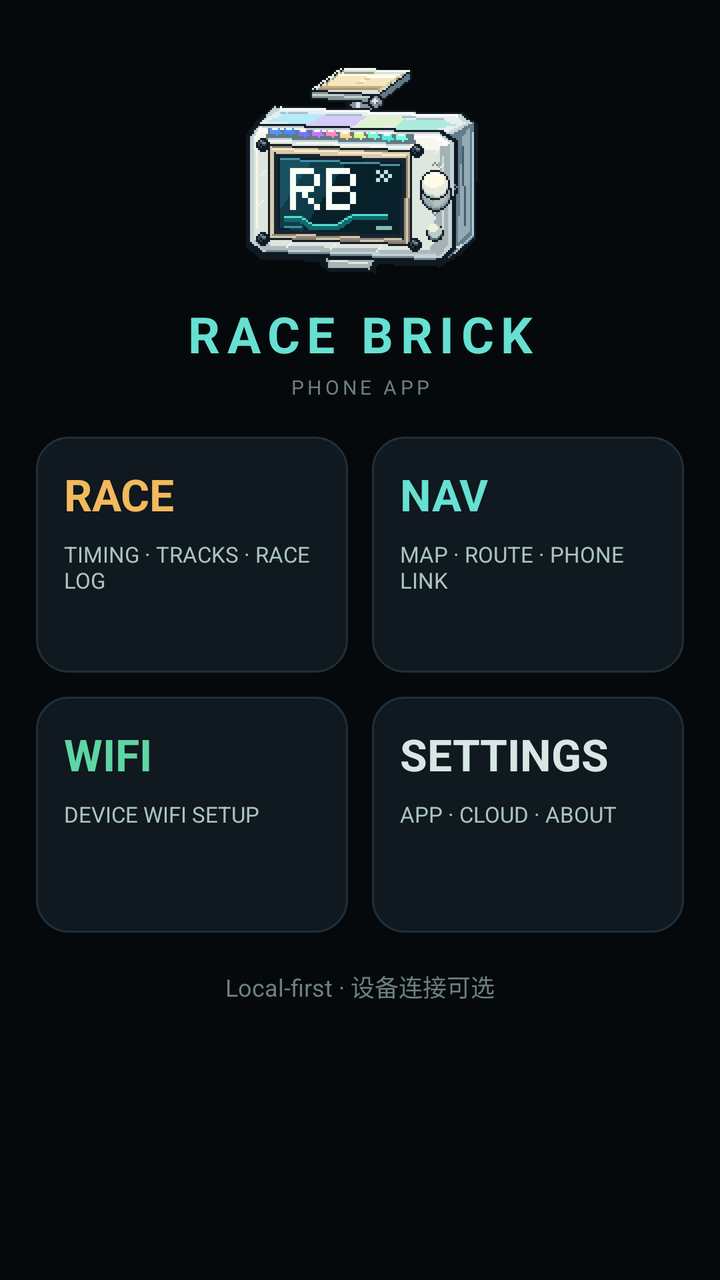
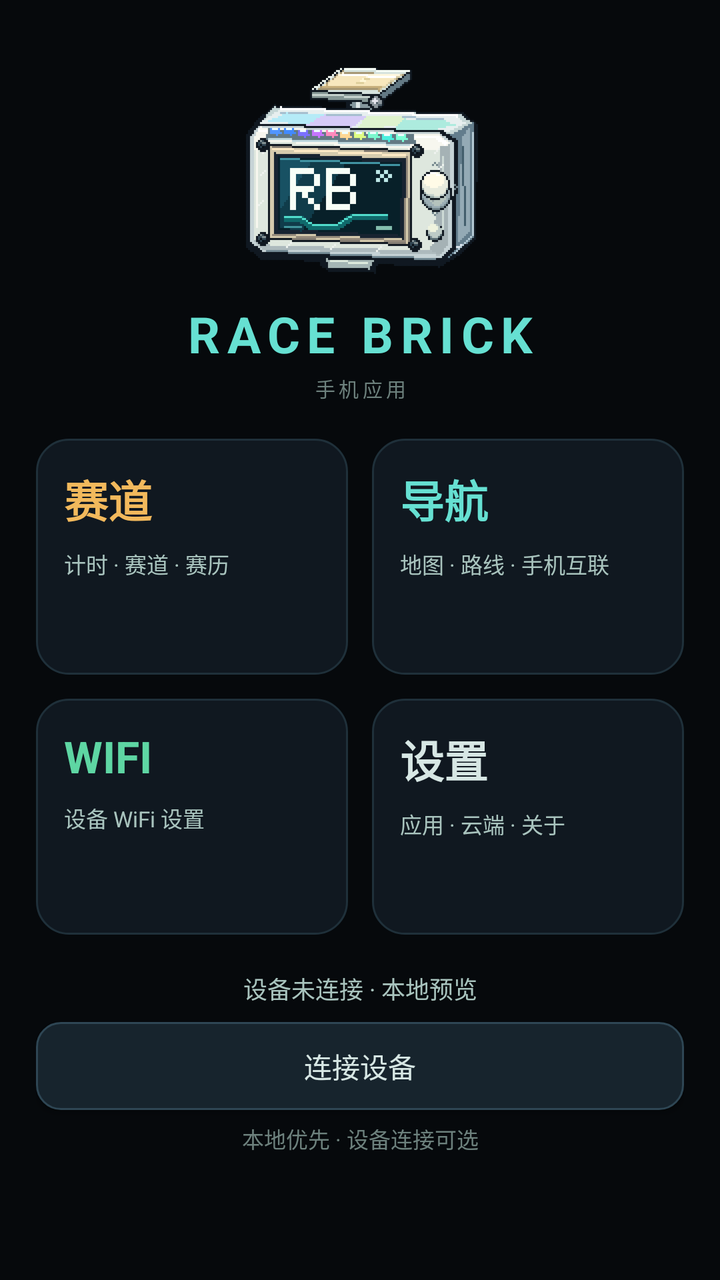

Two renders of the same Android screen: before a commit and after it. Below are the layout's source before the change and the commit's diff.
<!-- AndroidManifest.xml: application theme Theme.NavBridge -->
<!-- res/layout/activity_home.xml -->
<?xml version="1.0" encoding="utf-8"?>
<ScrollView xmlns:android="http://schemas.android.com/apk/res/android"
    android:layout_width="match_parent"
    android:layout_height="match_parent"
    android:background="#06090C"
    android:fillViewport="true">

    <LinearLayout
        android:layout_width="match_parent"
        android:layout_height="wrap_content"
        android:orientation="vertical"
        android:padding="18dp"
        android:paddingTop="28dp">

        <ImageView
            android:id="@+id/homeLogo"
            android:layout_width="128dp"
            android:layout_height="128dp"
            android:layout_gravity="center_horizontal"
            android:contentDescription="@string/app_name"
            android:scaleType="fitCenter"
            android:src="@drawable/racebrick_logo" />

        <TextView
            android:layout_width="match_parent"
            android:layout_height="wrap_content"
            android:layout_marginTop="4dp"
            android:gravity="center"
            android:letterSpacing="0.14"
            android:text="RACE BRICK"
            android:textColor="#66E0D2"
            android:textSize="25sp"
            android:textStyle="bold" />

        <TextView
            android:layout_width="match_parent"
            android:layout_height="wrap_content"
            android:layout_marginTop="3dp"
            android:gravity="center"
            android:letterSpacing="0.18"
            android:text="PHONE APP"
            android:textColor="#6D817D"
            android:textSize="10sp" />

        <LinearLayout
            android:layout_width="match_parent"
            android:layout_height="wrap_content"
            android:layout_marginTop="18dp"
            android:orientation="horizontal">

            <LinearLayout
                android:id="@+id/cardRace"
                android:layout_width="0dp"
                android:layout_height="118dp"
                android:layout_marginEnd="6dp"
                android:layout_weight="1"
                android:background="@drawable/bg_card"
                android:clickable="true"
                android:focusable="true"
                android:foreground="?attr/selectableItemBackground"
                android:orientation="vertical"
                android:padding="14dp">

                <TextView
                    android:layout_width="wrap_content"
                    android:layout_height="wrap_content"
                    android:text="RACE"
                    android:textColor="#F2B95C"
                    android:textSize="22sp"
                    android:textStyle="bold" />

                <TextView
                    android:layout_width="match_parent"
                    android:layout_height="wrap_content"
                    android:layout_marginTop="8dp"
                    android:text="TIMING · TRACKS · RACE LOG"
                    android:textColor="#A9C4BE"
                    android:textSize="11sp" />
            </LinearLayout>

            <LinearLayout
                android:id="@+id/cardNav"
                android:layout_width="0dp"
                android:layout_height="118dp"
                android:layout_marginStart="6dp"
                android:layout_weight="1"
                android:background="@drawable/bg_card"
                android:clickable="true"
                android:focusable="true"
                android:foreground="?attr/selectableItemBackground"
                android:orientation="vertical"
                android:padding="14dp">

                <TextView
                    android:layout_width="wrap_content"
                    android:layout_height="wrap_content"
                    android:text="NAV"
                    android:textColor="#66E0D2"
                    android:textSize="22sp"
                    android:textStyle="bold" />

                <TextView
                    android:layout_width="match_parent"
                    android:layout_height="wrap_content"
                    android:layout_marginTop="8dp"
                    android:text="MAP · ROUTE · PHONE LINK"
                    android:textColor="#A9C4BE"
                    android:textSize="11sp" />
            </LinearLayout>
        </LinearLayout>

        <LinearLayout
            android:layout_width="match_parent"
            android:layout_height="wrap_content"
            android:layout_marginTop="12dp"
            android:orientation="horizontal">

            <LinearLayout
                android:id="@+id/cardWifi"
                android:layout_width="0dp"
                android:layout_height="118dp"
                android:layout_marginEnd="6dp"
                android:layout_weight="1"
                android:background="@drawable/bg_card"
                android:clickable="true"
                android:focusable="true"
                android:foreground="?attr/selectableItemBackground"
                android:orientation="vertical"
                android:padding="14dp">

                <TextView
                    android:layout_width="wrap_content"
                    android:layout_height="wrap_content"
                    android:text="WIFI"
                    android:textColor="#5ED6A3"
                    android:textSize="22sp"
                    android:textStyle="bold" />

                <TextView
                    android:layout_width="match_parent"
                    android:layout_height="wrap_content"
                    android:layout_marginTop="8dp"
                    android:text="DEVICE WIFI SETUP"
                    android:textColor="#A9C4BE"
                    android:textSize="11sp" />
            </LinearLayout>

            <LinearLayout
                android:id="@+id/cardSettings"
                android:layout_width="0dp"
                android:layout_height="118dp"
                android:layout_marginStart="6dp"
                android:layout_weight="1"
                android:background="@drawable/bg_card"
                android:clickable="true"
                android:focusable="true"
                android:foreground="?attr/selectableItemBackground"
                android:orientation="vertical"
                android:padding="14dp">

                <TextView
                    android:layout_width="wrap_content"
                    android:layout_height="wrap_content"
                    android:text="SETTINGS"
                    android:textColor="#D7E7E4"
                    android:textSize="22sp"
                    android:textStyle="bold" />

                <TextView
                    android:layout_width="match_parent"
                    android:layout_height="wrap_content"
                    android:layout_marginTop="8dp"
                    android:text="APP · CLOUD · ABOUT"
                    android:textColor="#A9C4BE"
                    android:textSize="11sp" />
            </LinearLayout>
        </LinearLayout>

        <TextView
            android:id="@+id/homeStatus"
            android:layout_width="match_parent"
            android:layout_height="wrap_content"
            android:layout_marginTop="18dp"
            android:gravity="center"
            android:text="Local-first · 设备连接可选"
            android:textColor="#6D817D"
            android:textSize="12sp" />
    </LinearLayout>
</ScrollView>
<!-- resources referenced by this layout -->
<resources>
  <!-- drawable bg_card (drawable) -->
  <?xml version="1.0" encoding="utf-8"?>
  <shape xmlns:android="http://schemas.android.com/apk/res/android">
      <solid android:color="#101820" />
      <corners android:radius="16dp" />
      <stroke android:width="1dp" android:color="#1F303A" />
  </shape>
  <!-- drawable racebrick_logo: png bitmap (drawable, 40328 bytes) -->
  <string name="app_name">RaceBrickApp</string>
  <style name="Theme.NavBridge" parent="Theme.AppCompat.DayNight.NoActionBar">
          <item name="android:windowBackground">@android:color/black</item>
          <item name="android:statusBarColor">@android:color/black</item>
      </style>
</resources>

<!-- the commit's change to res/layout/activity_home.xml (unified diff, before → after) -->
@@ -38,7 +38,7 @@
             android:layout_marginTop="3dp"
             android:gravity="center"
             android:letterSpacing="0.18"
-            android:text="PHONE APP"
+            android:text="手机应用"
             android:textColor="#6D817D"
             android:textSize="10sp" />
 
@@ -64,7 +64,7 @@
                 <TextView
                     android:layout_width="wrap_content"
                     android:layout_height="wrap_content"
-                    android:text="RACE"
+                    android:text="赛道"
                     android:textColor="#F2B95C"
                     android:textSize="22sp"
                     android:textStyle="bold" />
@@ -73,7 +73,7 @@
                     android:layout_width="match_parent"
                     android:layout_height="wrap_content"
                     android:layout_marginTop="8dp"
-                    android:text="TIMING · TRACKS · RACE LOG"
+                    android:text="计时 · 赛道 · 赛历"
                     android:textColor="#A9C4BE"
                     android:textSize="11sp" />
             </LinearLayout>
@@ -94,7 +94,7 @@
                 <TextView
                     android:layout_width="wrap_content"
                     android:layout_height="wrap_content"
-                    android:text="NAV"
+                    android:text="导航"
                     android:textColor="#66E0D2"
                     android:textSize="22sp"
                     android:textStyle="bold" />
@@ -103,7 +103,7 @@
                     android:layout_width="match_parent"
                     android:layout_height="wrap_content"
                     android:layout_marginTop="8dp"
-                    android:text="MAP · ROUTE · PHONE LINK"
+                    android:text="地图 · 路线 · 手机互联"
                     android:textColor="#A9C4BE"
                     android:textSize="11sp" />
             </LinearLayout>
@@ -140,7 +140,7 @@
                     android:layout_width="match_parent"
                     android:layout_height="wrap_content"
                     android:layout_marginTop="8dp"
-                    android:text="DEVICE WIFI SETUP"
+                    android:text="设备 WiFi 设置"
                     android:textColor="#A9C4BE"
                     android:textSize="11sp" />
             </LinearLayout>
@@ -161,7 +161,7 @@
                 <TextView
                     android:layout_width="wrap_content"
                     android:layout_height="wrap_content"
-                    android:text="SETTINGS"
+                    android:text="设置"
                     android:textColor="#D7E7E4"
                     android:textSize="22sp"
                     android:textStyle="bold" />
@@ -170,7 +170,7 @@
                     android:layout_width="match_parent"
                     android:layout_height="wrap_content"
                     android:layout_marginTop="8dp"
-                    android:text="APP · CLOUD · ABOUT"
+                    android:text="应用 · 云端 · 关于"
                     android:textColor="#A9C4BE"
                     android:textSize="11sp" />
             </LinearLayout>
@@ -182,8 +182,27 @@
             android:layout_height="wrap_content"
             android:layout_marginTop="18dp"
             android:gravity="center"
-            android:text="Local-first · 设备连接可选"
+            android:text="设备未连接 · 本地预览"
+            android:textColor="#A9C4BE"
+            android:textSize="12sp" />
+
+        <Button
+            android:id="@+id/btnHomeConnect"
+            android:layout_width="match_parent"
+            android:layout_height="44dp"
+            android:layout_marginTop="8dp"
+            android:background="@drawable/btn_secondary"
+            android:backgroundTint="@null"
+            android:text="连接设备"
+            android:textColor="#D7E7E4" />
+
+        <TextView
+            android:layout_width="match_parent"
+            android:layout_height="wrap_content"
+            android:layout_marginTop="6dp"
+            android:gravity="center"
+            android:text="本地优先 · 设备连接可选"
             android:textColor="#6D817D"
-            android:textSize="12sp" />
+            android:textSize="11sp" />
     </LinearLayout>
 </ScrollView>
<!-- resource entries referenced after the edit -->
@@ -7,6 +7,13 @@
       <corners android:radius="16dp" />
       <stroke android:width="1dp" android:color="#1F303A" />
   </shape>
+  <!-- drawable btn_secondary (drawable) -->
+  <?xml version="1.0" encoding="utf-8"?>
+  <shape xmlns:android="http://schemas.android.com/apk/res/android">
+      <solid android:color="#17242D" />
+      <corners android:radius="12dp" />
+      <stroke android:width="1dp" android:color="#2E4654" />
+  </shape>
   <!-- drawable racebrick_logo: png bitmap (drawable, 40328 bytes) -->
   <string name="app_name">RaceBrickApp</string>
   <style name="Theme.NavBridge" parent="Theme.AppCompat.DayNight.NoActionBar">
